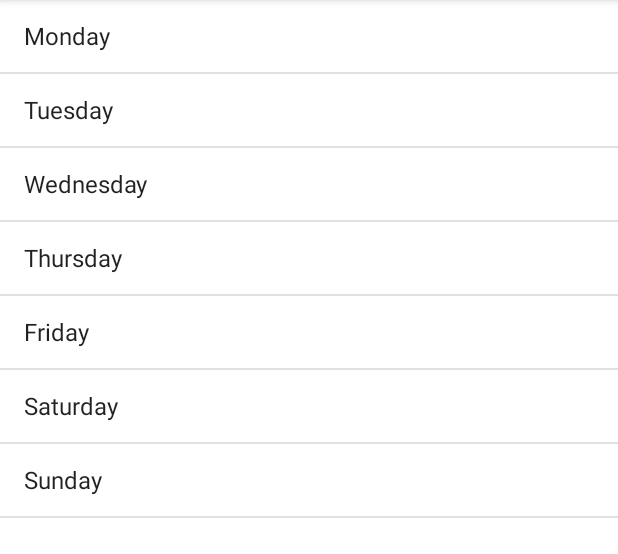
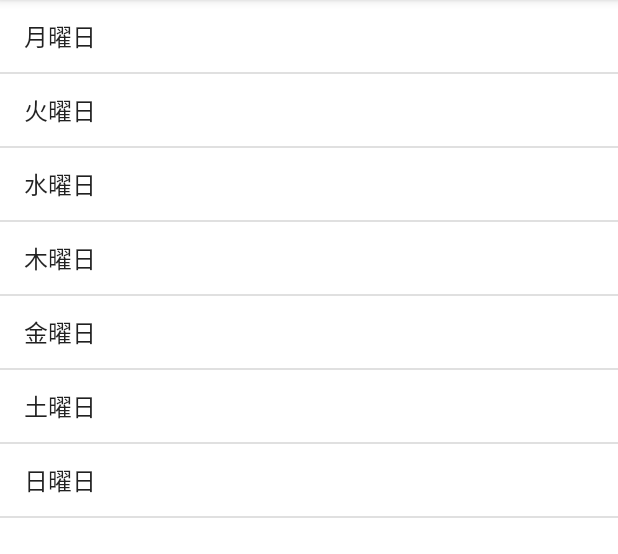
Before and after one commit to atuyan39/AndroidTraining, an Android app: the TrainingListViewActivity screen opened directly, with no data from a screen before it, on a phone screen of 412 x 824 dp, the part 84-638 px from its top. Run offline under Robolectric (Android 15) with nearby library versions, the light colour scheme and no system bars.

Commit message:
ListView 2

```diff
--- a/AndroidTraining/app/src/main/java/com/hatenablog/atuyan39/androidtraining/TrainingListViewActivity.java
+++ b/AndroidTraining/app/src/main/java/com/hatenablog/atuyan39/androidtraining/TrainingListViewActivity.java
@@ -3,6 +3,11 @@ package com.hatenablog.atuyan39.androidtraining;
 import androidx.appcompat.app.AppCompatActivity;
 
 import android.os.Bundle;
+import android.widget.ArrayAdapter;
+import android.widget.ListView;
+
+import java.util.ArrayList;
+import java.util.List;
 
 public class TrainingListViewActivity extends AppCompatActivity {
 
@@ -10,5 +15,25 @@ public class TrainingListViewActivity extends AppCompatActivity {
     protected void onCreate(Bundle savedInstanceState) {
         super.onCreate(savedInstanceState);
         setContentView(R.layout.activity_training_list_view);
+
+        // ListViewに表示するリストを用意します。
+        List<String> list = new ArrayList<>();
+        list.add("月曜日");
+        list.add("火曜日");
+        list.add("水曜日");
+        list.add("木曜日");
+        list.add("金曜日");
+        list.add("土曜日");
+        list.add("日曜日");
+
+        // ListViewのViewを取得します。
+        ListView listView = findViewById(R.id.list_view);
+        // ListViewにリストをセットするために、Adapterを用意します。
+        // android.R.layout.simple_list_item_1は、Androidがすでに用意しているリソースになります。
+        // →TextViewがあるLayoutというシンプルなレイアウト。
+        ArrayAdapter<String> adapter = new ArrayAdapter<>(this, android.R.layout.simple_list_item_1, list);
+
+        // ListViewに作成したAdapterをセットして完了。
+        listView.setAdapter(adapter);
     }
 }
--- a/AndroidTraining/app/src/main/res/layout/activity_training_list_view.xml
+++ b/AndroidTraining/app/src/main/res/layout/activity_training_list_view.xml
@@ -10,7 +10,6 @@
         android:id="@+id/list_view"
         android:layout_width="match_parent"
         android:layout_height="match_parent"
-        android:entries="@array/week"
         app:layout_constraintBottom_toBottomOf="parent"
         app:layout_constraintEnd_toEndOf="parent"
         app:layout_constraintStart_toStartOf="parent"
```
